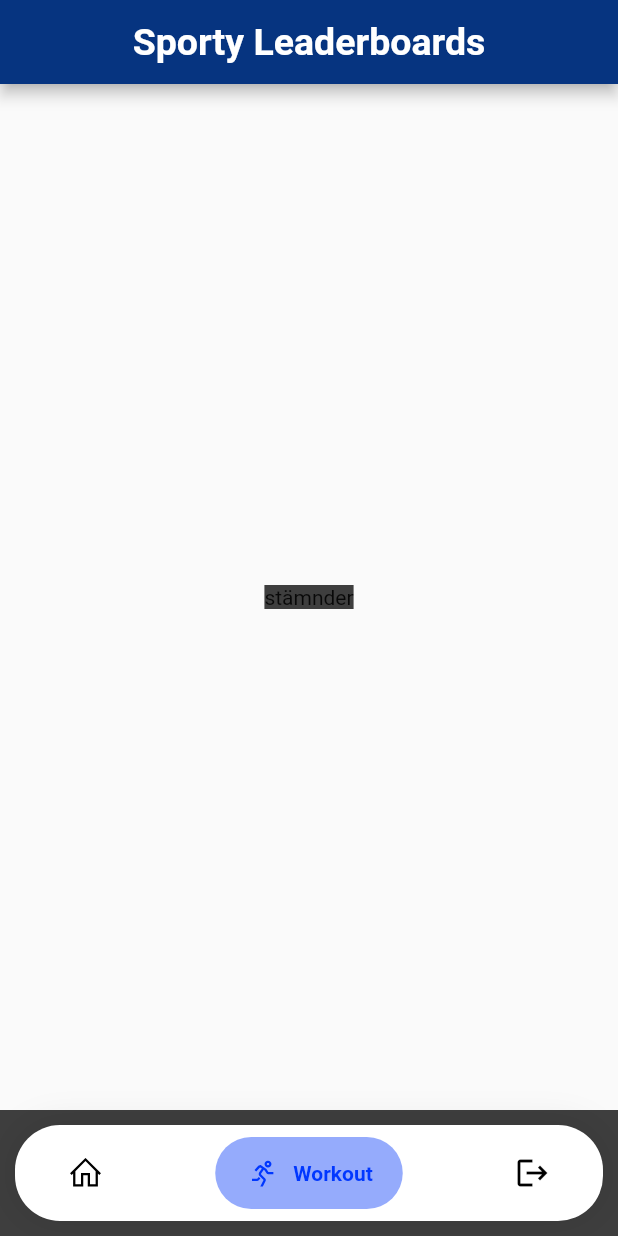
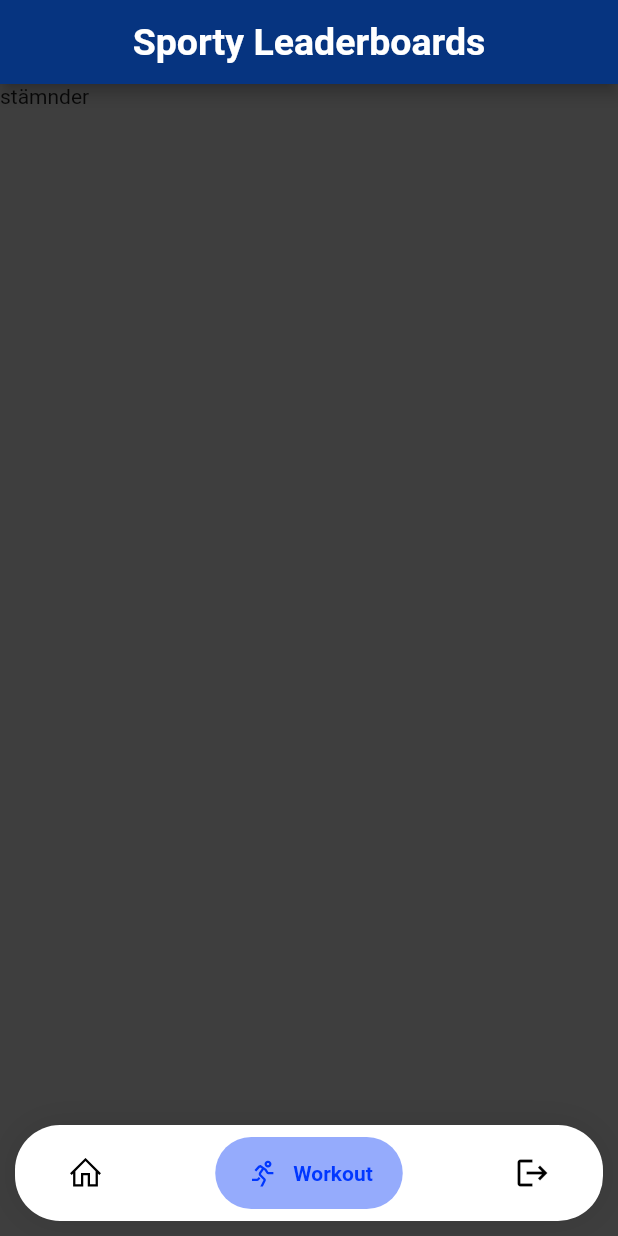
Before and after one commit to MathisBurger/sporty-leaderboards, a Flutter app: the screen it shows after launch, item 2 of the bottom bar chosen, on a phone screen of 412 x 824 dp. Run offline on Flutter 3.47's test engine with Material 2 defaults, Android fonts, the phone set to English and light mode, and no system bars; drawn by our look-alikes of google_nav_bar; our stand-ins replace line_icons.

```diff
--- a/frontend-mobile/sporty_leaderboards/lib/components/base.dart
+++ b/frontend-mobile/sporty_leaderboards/lib/components/base.dart
@@ -28,12 +28,12 @@ class _BaseApp extends State<BaseApp> {
     }
     return Scaffold(
       appBar: getAppbar(),
-      body: Center(
-        child: Container(
+      body: Container(
+          width: MediaQuery.of(context).size.width,
+          height: MediaQuery.of(context).size.height,
           color: Color.fromRGBO(62, 62, 62, 1.0),
           child: content,
         ),
-      ),
       bottomNavigationBar: Container(
         color: Color.fromRGBO(62, 62, 62, 1.0),
         child: Container(
--- a/frontend-mobile/sporty_leaderboards/lib/routes/dashboard.dart
+++ b/frontend-mobile/sporty_leaderboards/lib/routes/dashboard.dart
@@ -7,7 +7,9 @@ class DashboardRoute extends StatefulWidget {
 class _DashboardRoute extends State<DashboardRoute> {
   @override
   Widget build(BuildContext context) {
-      return Container();
+      return Container(
+        child: Text("Montag"),
+      );
   }
 
 }
--- a/frontend-mobile/sporty_leaderboards/pubspec.yaml
+++ b/frontend-mobile/sporty_leaderboards/pubspec.yaml
@@ -25,6 +25,8 @@ dependencies:
     sdk: flutter
   google_nav_bar: ^5.0.3
   line_icons: ^2.0.1
+  path_provider: ^2.0.1
+  http: ^0.13.0
 
   # The following adds the Cupertino Icons font to your application.
   # Use with the CupertinoIcons class for iOS style icons.
```
Also changed, not shown: frontend-mobile/sporty_leaderboards/lib/services/LoginDataService.dart (added, +38 -0 lines).
